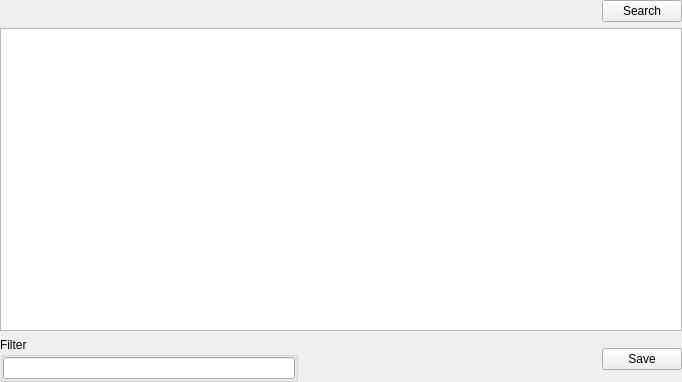
This is searchstringswidget.ui in horsicq/FormatWidgets as Qt 5 draws it before an edit. The edited form follows.
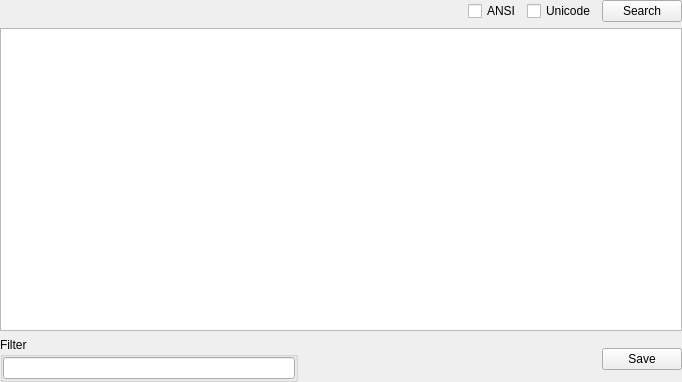
This is the edited form.

```diff
--- a/searchstringswidget.ui
+++ b/searchstringswidget.ui
@@ -41,6 +41,20 @@
        </property>
       </widget>
      </item>
+     <item>
+      <widget class="QCheckBox" name="checkBoxAnsi">
+       <property name="text">
+        <string>ANSI</string>
+       </property>
+      </widget>
+     </item>
+     <item>
+      <widget class="QCheckBox" name="checkBoxUnicode">
+       <property name="text">
+        <string>Unicode</string>
+       </property>
+      </widget>
+     </item>
      <item>
       <widget class="QPushButton" name="pushButtonSearch">
        <property name="text">
```
